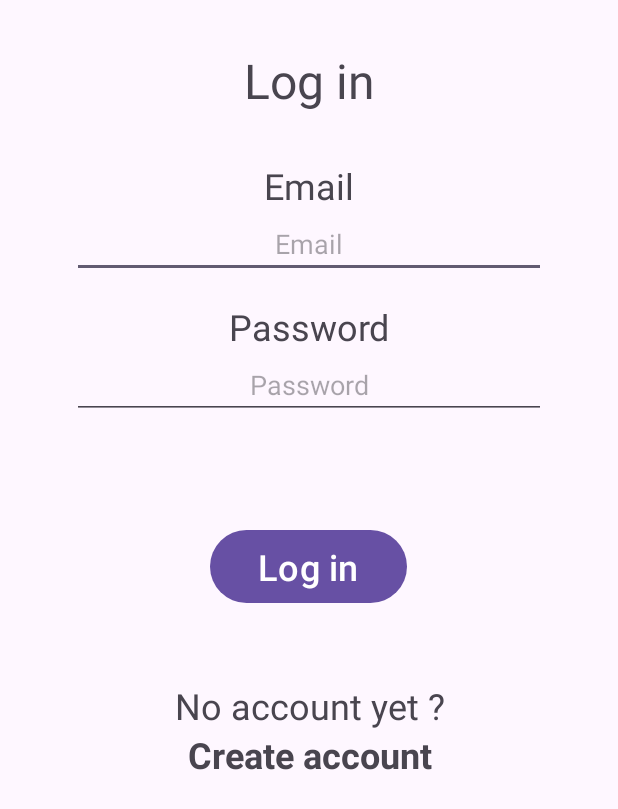
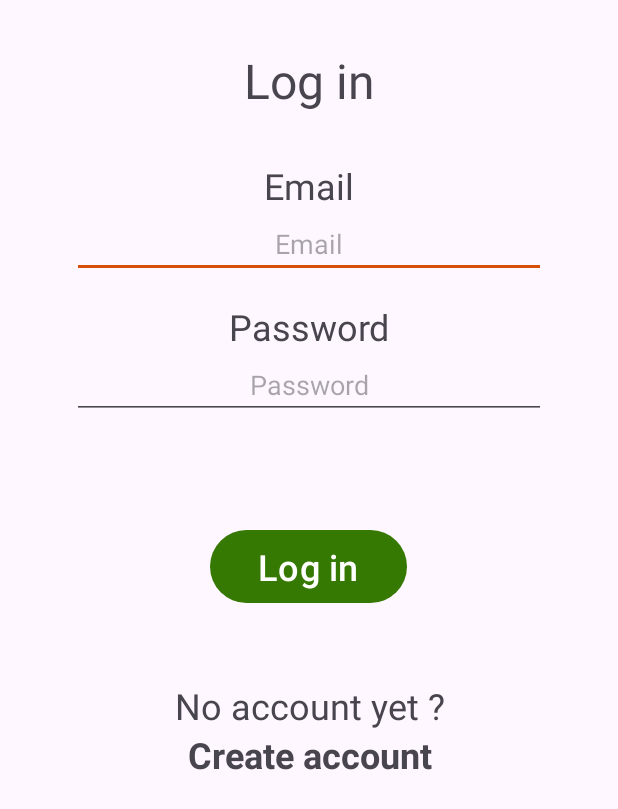
Before and after one commit to Trevodorax/cook-master, an Android app: the LoginActivity screen opened directly, with no data from a screen before it, on a phone screen of 412 x 824 dp. Shown: the top 809 px of the screen. Run offline under Robolectric (Android 15) with nearby library versions, the phone set to English and light mode, and no system bars; our stand-ins replace Volley; network calls fail.

Commit message:
64: polish android app + add some missing translations

```diff
--- a/cookmasterandroid/app/src/main/java/gaudeaux/paul/cookmasterandroid/LessonActivity.java
+++ b/cookmasterandroid/app/src/main/java/gaudeaux/paul/cookmasterandroid/LessonActivity.java
@@ -91,6 +91,10 @@ public class LessonActivity extends AppCompatActivity {
                 new Response.Listener<String>() {
                     @Override
                     public void onResponse(String response) {
+                        if(response.equals("-1")) {
+                            Toast.makeText(LessonActivity.this, "You haven't unlocked this lesson.", Toast.LENGTH_SHORT).show();
+                            return;
+                        }
                         try {
                             JSONObject responseJSON = new JSONObject(response);
                             Lesson lesson = new Lesson(
--- /dev/null
+++ b/cookmasterandroid/app/src/main/res/layout-land/activity_login.xml
@@ -0,0 +1,98 @@
+<?xml version="1.0" encoding="utf-8"?>
+<LinearLayout xmlns:android="http://schemas.android.com/apk/res/android"
+    xmlns:app="http://schemas.android.com/apk/res-auto"
+    xmlns:tools="http://schemas.android.com/tools"
+    android:layout_width="match_parent"
+    android:layout_height="match_parent"
+    android:orientation="vertical"
+    tools:context=".LoginActivity">
+    <TextView
+        android:layout_width="fill_parent"
+        android:layout_height="wrap_content"
+        android:textSize="32sp"
+        android:textAlignment="center"
+        android:layout_margin="32dp"
+        android:text="@string/log_in" />
+    <LinearLayout
+        android:layout_width="match_parent"
+        android:layout_height="wrap_content"
+        android:orientation="horizontal"
+        android:paddingHorizontal="16dp">
+        <LinearLayout
+            android:layout_width="0dp"
+            android:layout_height="wrap_content"
+            android:layout_weight="1"
+            android:layout_marginEnd="8dp"
+            android:orientation="vertical">
+            <TextView
+                android:layout_width="fill_parent"
+                android:layout_height="wrap_content"
+                android:textAlignment="center"
+                android:textSize="24sp"
+                android:text="@string/email" />
+            <EditText
+                android:layout_width="fill_parent"
+                android:layout_height="wrap_content"
+                android:textAlignment="center"
+                android:hint="@string/email"
+                android:layout_marginHorizontal="48dp"
+                android:inputType="textEmailAddress"
+                android:id="@+id/emailInput"
+                android:autofillHints="emailAddress" />
+        </LinearLayout>
+        <LinearLayout
+            android:layout_width="0dp"
+            android:layout_height="wrap_content"
+            android:layout_weight="1"
+            android:layout_marginEnd="8dp"
+            android:orientation="vertical">
+            <TextView
+                android:layout_width="fill_parent"
+                android:layout_height="wrap_content"
+                android:textAlignment="center"
+                android:textSize="24sp"
+                android:text="@string/password" />
+            <EditText
+                android:layout_width="match_parent"
+                android:layout_height="wrap_content"
+                android:hint="@string/password"
+                android:textAlignment="center"
+                android:layout_marginHorizontal="48dp"
+                android:inputType="textPassword"
+                android:id="@+id/passwordInput"
+                android:autofillHints="password"/>
+        </LinearLayout>
+    </LinearLayout>
+    <TextView
+        android:layout_width="fill_parent"
+        android:layout_height="wrap_content"
+        android:textAlignment="center"
+        android:textSize="16sp"
+        android:layout_marginTop="16dp"
+        android:textColor="#DD0000"
+        android:text=""
+        android:id="@+id/errorMessage"/>
+    <Button
+        android:layout_width="wrap_content"
+        android:layout_height="wrap_content"
+        android:paddingVertical="8dp"
+        android:paddingHorizontal="32dp"
+        android:layout_gravity="center"
+        android:text="@string/log_in"
+        android:textSize="24sp"
+        android:id="@+id/okButton"/>
+    <TextView
+        android:layout_width="fill_parent"
+        android:layout_height="wrap_content"
+        android:textAlignment="center"
+        android:textSize="24sp"
+        android:text="@string/no_account_question" />
+    <TextView
+        android:layout_width="fill_parent"
+        android:layout_height="wrap_content"
+        android:textAlignment="center"
+        android:textSize="24sp"
+        android:text="@string/create_account"
+        android:id="@+id/createAccountText"
+        android:textStyle="bold"/>
+</LinearLayout>
--- a/cookmasterandroid/app/src/main/res/values-night/themes.xml
+++ b/cookmasterandroid/app/src/main/res/values-night/themes.xml
@@ -1,7 +1,11 @@
 <resources xmlns:tools="http://schemas.android.com/tools">
     <!-- Base application theme. -->
     <style name="Base.Theme.Cookmasterandroid" parent="Theme.Material3.DayNight.NoActionBar">
-        <!-- Customize your dark theme here. -->
-        <!-- <item name="colorPrimary">@color/my_dark_primary</item> -->
+        <!-- Specify the base colors for your color palette -->
+        <item name="colorPrimary">@color/primary</item>
+        <item name="colorSecondary">@color/secondary</item>
+        <item name="colorSurface">@color/white</item>
     </style>
+
+    <style name="Theme.Cookmasterandroid" parent="Base.Theme.Cookmasterandroid" />
 </resources>
--- a/cookmasterandroid/app/src/main/res/values/colors.xml
+++ b/cookmasterandroid/app/src/main/res/values/colors.xml
@@ -2,4 +2,6 @@
 <resources>
     <color name="black">#FF000000</color>
     <color name="white">#FFFFFFFF</color>
+    <color name="primary">#FF357802</color>
+    <color name="secondary">#FFD64F0B</color>
 </resources>
--- a/cookmasterandroid/app/src/main/res/values/strings.xml
+++ b/cookmasterandroid/app/src/main/res/values/strings.xml
@@ -18,4 +18,5 @@
     <string name="password">Password</string>
     <string name="no_account_question">No account yet ?</string>
     <string name="create_account">Create account</string>
+    <string name="lesson_not_unlocked">You have not unlocked this lesson yet.</string>
 </resources>
--- a/cookmasterandroid/app/src/main/res/values/themes.xml
+++ b/cookmasterandroid/app/src/main/res/values/themes.xml
@@ -1,8 +1,10 @@
 <resources xmlns:tools="http://schemas.android.com/tools">
     <!-- Base application theme. -->
     <style name="Base.Theme.Cookmasterandroid" parent="Theme.Material3.DayNight.NoActionBar">
-        <!-- Customize your light theme here. -->
-        <!-- <item name="colorPrimary">@color/my_light_primary</item> -->
+        <!-- Specify the base colors for your color palette -->
+        <item name="colorPrimary">@color/primary</item>
+        <item name="colorSecondary">@color/secondary</item>
+        <item name="colorSurface">@color/white</item>
     </style>
 
     <style name="Theme.Cookmasterandroid" parent="Base.Theme.Cookmasterandroid" />
```
Also changed, not shown: cookmasterandroid/app/src/main/res/layout-land/activity_main.xml (added, +76 -0 lines), 11 other files.
